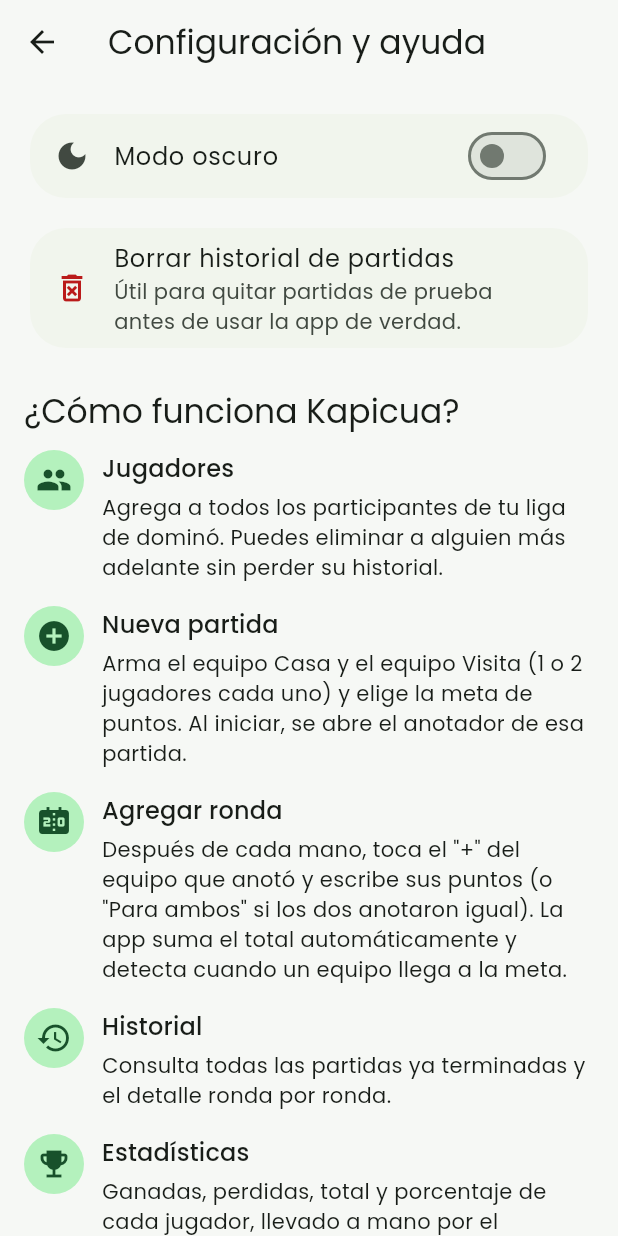
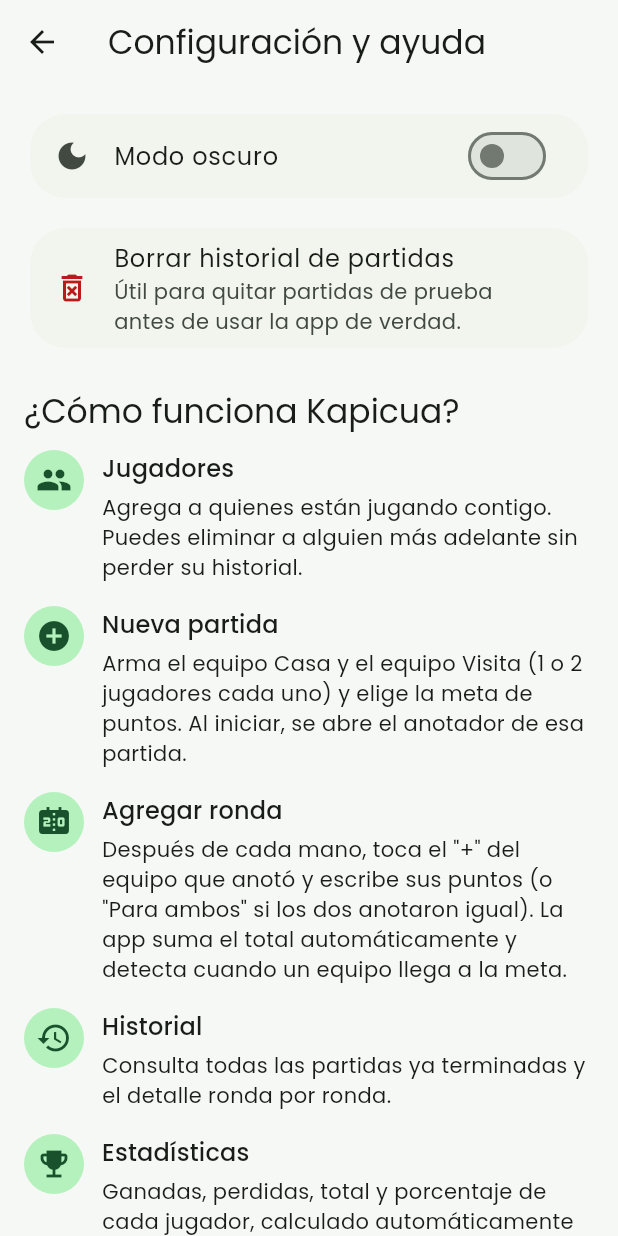
Before and after one commit to Angelismejia/kapicua, a Flutter app: the HelpScreen screen opened directly, on a phone screen of 412 x 824 dp. Run offline on Flutter 3.47's test engine with Material 3 defaults, Android fonts, the phone set to English and light mode, and no system bars; our stand-ins replace cloud_firestore, firebase_auth, firebase_core, image_picker, pdf, printing and 2 more; missing offline and left inert: dart:html, gal; accounts and stored records are empty.

Commit message:
fix: adaptar Configuración y ayuda para quien entra sin cuenta
La pantalla de ayuda explicaba cosas que no aplican a un invitado: el
paso de Certificados (función que ni siquiera le aparece), que las
estadísticas las lleva el administrador a mano (para invitados se
calculan solas), y que puede cambiar su contraseña (no tiene, es una
cuenta anónima). Ahora el texto se ajusta según si es invitado o no.

```diff
--- a/lib/screens/help_screen.dart
+++ b/lib/screens/help_screen.dart
@@ -50,6 +50,7 @@
     final themeController = context.watch<ThemeController>();
     final isAdmin = context.watch<AuthService>().isAdmin;
     final firestore = context.read<FirestoreService>();
+    final isGuest = firestore.isGuest;
 
     return Scaffold(
       appBar: AppBar(title: const Text('Configuración y ayuda')),
@@ -87,12 +88,15 @@
             style: Theme.of(context).textTheme.titleLarge,
           ),
           const SizedBox(height: 12),
-          const _HelpStep(
+          _HelpStep(
             icon: Icons.people,
             title: 'Jugadores',
-            description:
-                'Agrega a todos los participantes de tu liga de dominó. '
-                'Puedes eliminar a alguien más adelante sin perder su historial.',
+            description: isGuest
+                ? 'Agrega a quienes están jugando contigo. Puedes eliminar a '
+                      'alguien más adelante sin perder su historial.'
+                : 'Agrega a todos los participantes de tu liga de dominó. '
+                      'Puedes eliminar a alguien más adelante sin perder su '
+                      'historial.',
           ),
           const _HelpStep(
             icon: Icons.add_circle,
@@ -115,14 +119,20 @@
             description:
                 'Consulta todas las partidas ya terminadas y el detalle ronda por ronda.',
           ),
-          const _HelpStep(
+          _HelpStep(
             icon: Icons.emoji_events,
             title: 'Estadísticas',
-            description:
-                'Ganadas, perdidas, total y porcentaje de cada jugador, llevado a mano por '
-                'el administrador — no depende de las partidas anotadas arriba. Toca el '
-                'ícono de compartir arriba para mandar una imagen de la tabla por WhatsApp.',
+            description: isGuest
+                ? 'Ganadas, perdidas, total y porcentaje de cada jugador, '
+                      'calculado automáticamente según las partidas que ya '
+                      'jugaste.'
+                : 'Ganadas, perdidas, total y porcentaje de cada jugador, '
+                      'llevado a mano por el administrador — no depende de '
+                      'las partidas anotadas arriba. Toca el ícono de '
+                      'compartir arriba para mandar una imagen de la tabla '
+                      'por WhatsApp.',
           ),
+          if (!isGuest)
             const _HelpStep(
               icon: Icons.workspace_premium_outlined,
               title: 'Certificados',
@@ -130,12 +140,14 @@
                   'Cada mes se le hace un certificado a quien va ganando. Ábrelo y toca '
                   '"Compartir" para mandarlo por WhatsApp, o "Descargar" para guardarlo.',
             ),
-          const _HelpStep(
+          _HelpStep(
             icon: Icons.account_circle_outlined,
             title: 'Tu perfil',
-            description:
-                'Desde el ícono de tu foto en Inicio puedes cambiar tu foto de perfil '
-                'y tu contraseña.',
+            description: isGuest
+                ? 'Desde el ícono de tu foto en Inicio puedes cambiar tu '
+                      'nombre y tu foto de perfil.'
+                : 'Desde el ícono de tu foto en Inicio puedes cambiar tu '
+                      'foto de perfil y tu contraseña.',
           ),
           if (isAdmin)
             const _HelpStep(
```
Lines whose indentation alone changed are shown as unchanged.
